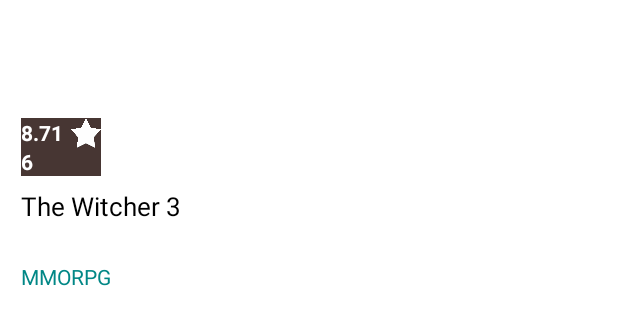
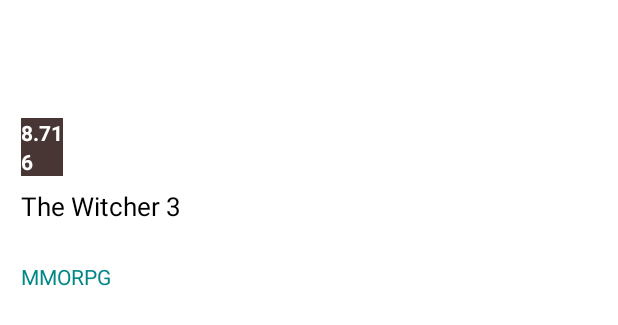
Before and after one commit to Ozgewn/MyVideoGameList, an Android app: the layout item_info_videojuego.xml on its own in the app's theme, with its tools: preview values and no code run, on a phone screen of 412 x 824 dp. Shown: the top 325 px of the screen. Run offline under Robolectric (Android 15) with nearby library versions, the phone set to English and light mode, and no system bars.

Commit message:
ver por que se laggea el scroll cuando meto los pngs

```diff
--- a/APP/app/src/main/res/layout/item_info_videojuego.xml
+++ b/APP/app/src/main/res/layout/item_info_videojuego.xml
@@ -32,13 +32,13 @@
             app:layout_constraintTop_toTopOf="parent"
             tools:text="8.71" />
 
-        <ImageView
+        <!--<ImageView
             android:layout_width="20dp"
             android:layout_height="20dp"
             android:layout_marginLeft="5dp"
             android:src="@drawable/ic_white_star"
             app:layout_constraintLeft_toRightOf="@id/tVNotaMediaVideojuego"
-            app:layout_constraintTop_toTopOf="parent" />
+            app:layout_constraintTop_toTopOf="parent" />-->
 
         <TextView
             android:id="@+id/tVNotaPersonalVideojuego"
```
